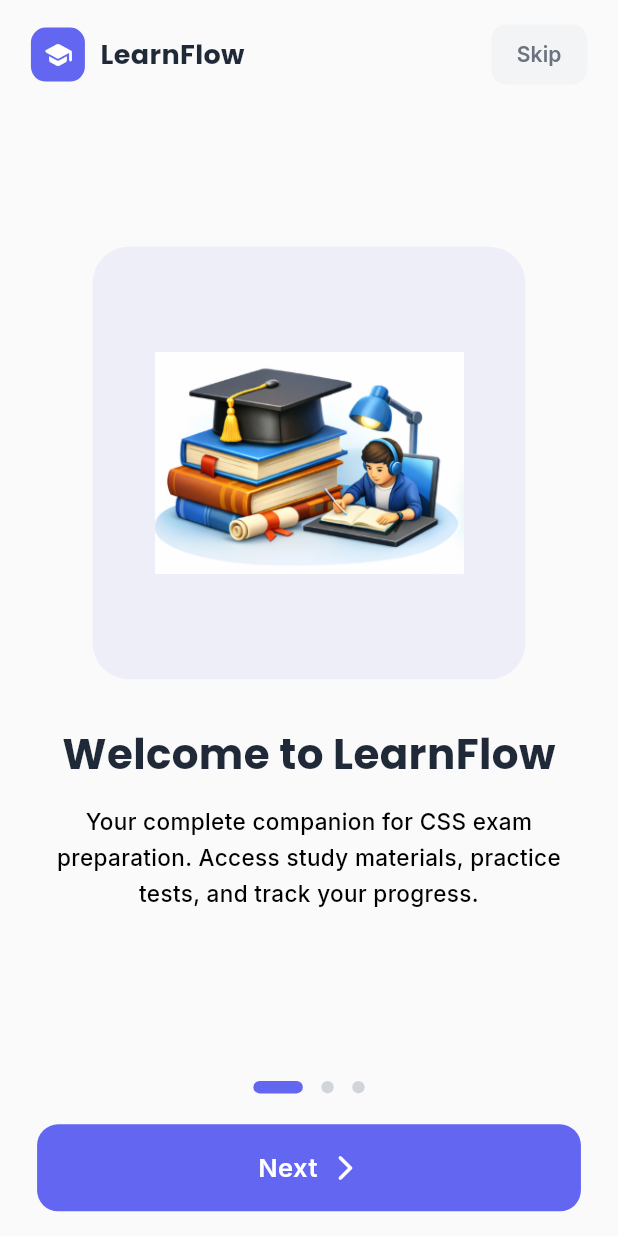
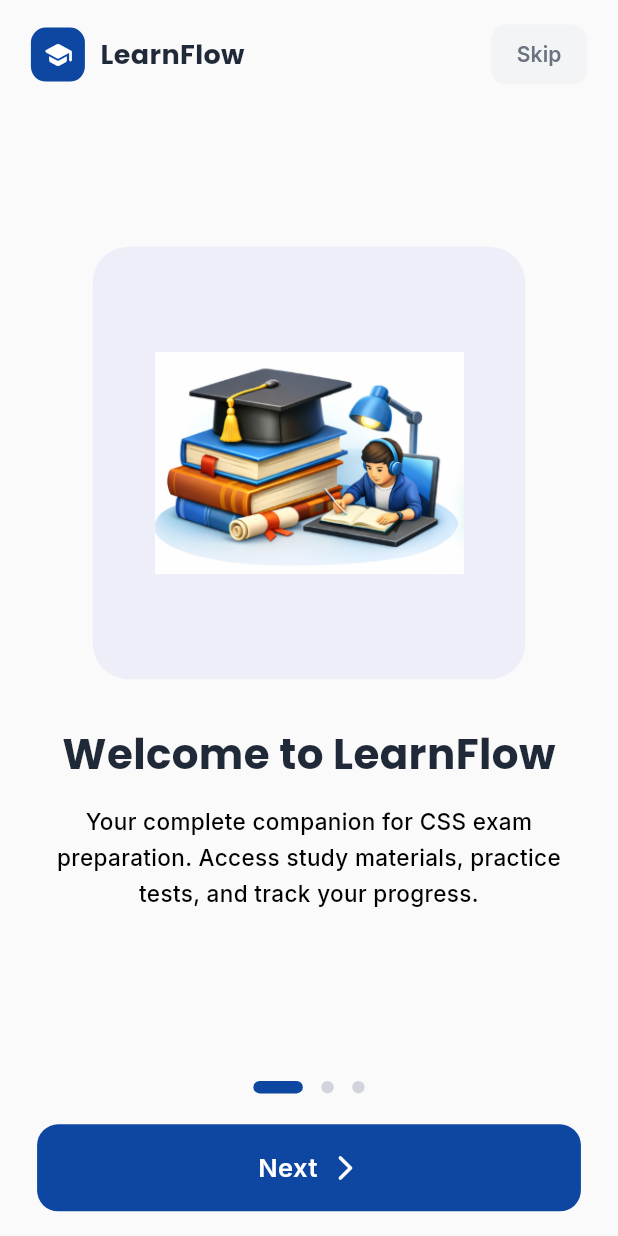
Before and after one commit to Ahmad-030/LearnFlow, a Flutter app: the screen it shows after launch, on a phone screen of 412 x 824 dp. Run offline on Flutter 3.47's test engine with Material 3 defaults, Android fonts, the phone set to English and light mode, and no system bars; our stand-ins replace get, google_fonts, lottie.

Commit message:
edits made

```diff
--- a/lib/Screens/OnboardingScreen/Onboarding_Screen.dart
+++ b/lib/Screens/OnboardingScreen/Onboarding_Screen.dart
@@ -152,7 +152,7 @@ class OnboardingScreen extends StatelessWidget {
               Container(
                 padding: const EdgeInsets.all(8),
                 decoration: BoxDecoration(
-                  color: const Color(0xFF6366F1),
+                  color: Color(0xFF0D47A1),
                   borderRadius: BorderRadius.circular(10),
                 ),
                 child: Icon(
@@ -330,7 +330,7 @@ class OnboardingScreen extends StatelessWidget {
           height: width * 0.02,
           decoration: BoxDecoration(
             color: isActive
-                ? const Color(0xFF6366F1)
+                ? Color(0xFF0D47A1)
                 : const Color(0xFFD1D5DB),
             borderRadius: BorderRadius.circular(10),
           ),
@@ -351,7 +351,7 @@ class OnboardingScreen extends StatelessWidget {
       width: double.infinity,
       height: isSmallDevice ? 54 : 58,
       decoration: BoxDecoration(
-        color: Color(0xFF6366F1),
+        color: Color(0xFF0D47A1),
         borderRadius: BorderRadius.circular(14),
       ),
       child: Material(
```
